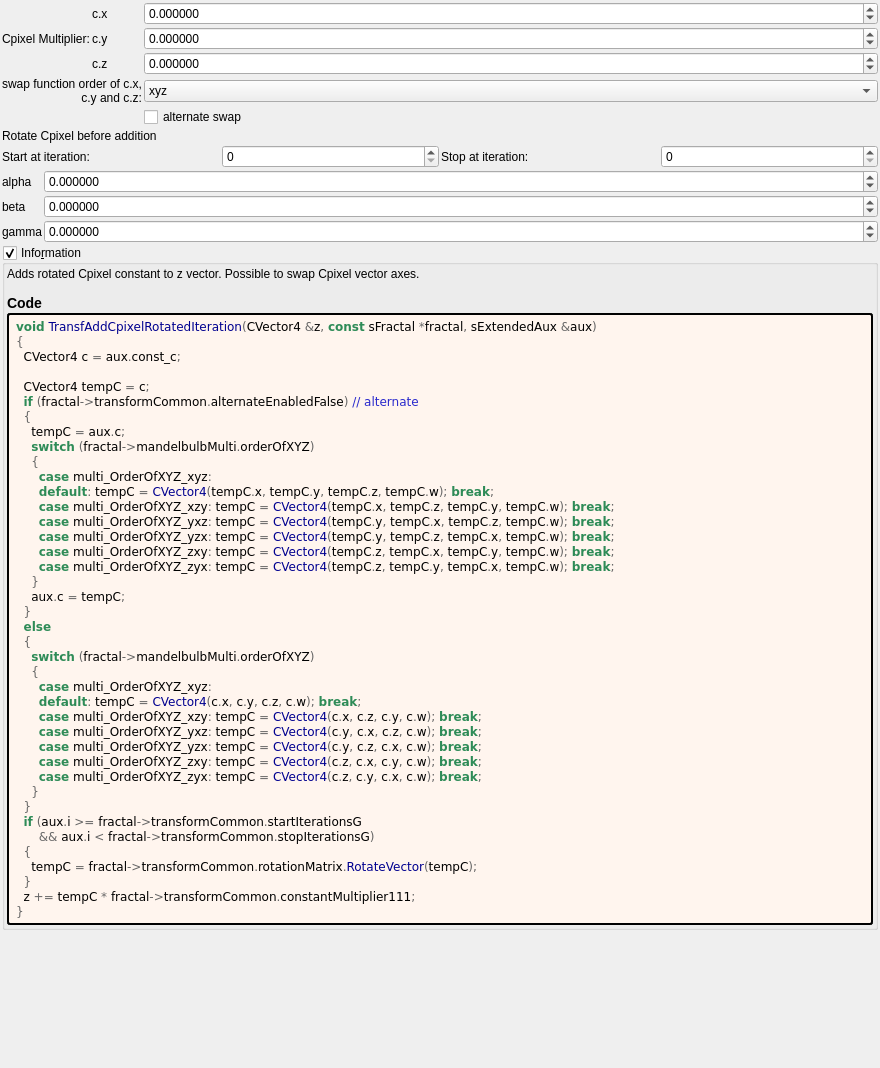
buddhi1980/mandelbulber2, file mandelbulber2/formula/ui/transf_add_cpixel_rotated.ui: the form before one commit.
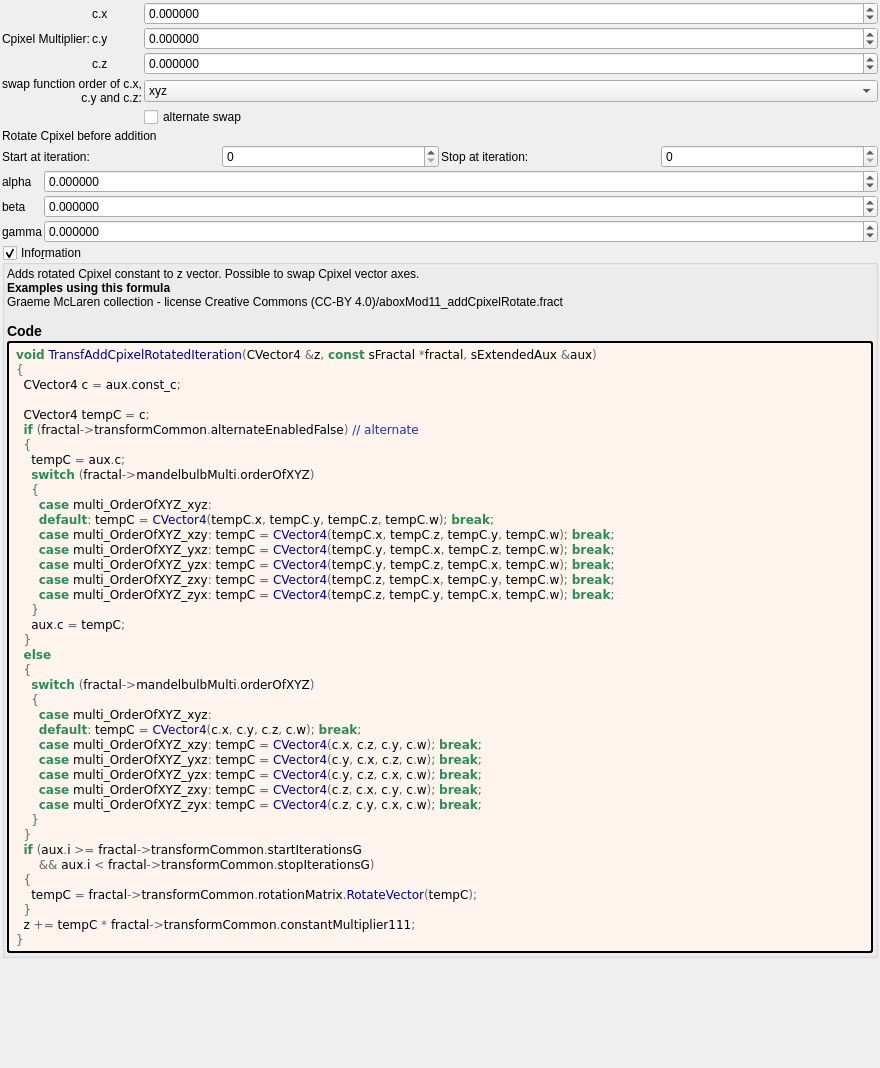
The form after the commit. Custom widgets are drawn as their Qt base class.

Commit message:
source code format - fractal_formulas.cpp and formula opencl/ui
- fixed UTF8-BOM on fractal_formulas.cpp file
- formatted fractal_formulas.cpp
- updated formula opencl and ui files

Patch:
```diff
--- a/mandelbulber2/formula/ui/transf_add_cpixel_rotated.ui
+++ b/mandelbulber2/formula/ui/transf_add_cpixel_rotated.ui
@@ -404,7 +404,7 @@
         <property name="text">
          <string notr="true">&lt;p&gt;Adds rotated Cpixel constant to z vector. Possible to swap Cpixel vector axes.&lt;/p&gt;&lt;table&gt;
 &lt;/table&gt;
-&lt;h3&gt;Code&lt;/h3&gt;</string>
+&lt;br&gt;&lt;b&gt;Examples using this formula&lt;/b&gt;&lt;br&gt;Graeme McLaren  collection - license Creative Commons  (CC-BY 4.0)/aboxMod11_addCpixelRotate.fract&lt;h3&gt;Code&lt;/h3&gt;</string>
         </property>
         <property name="wordWrap">
          <bool>true</bool>
```
The commit also changes 104 other files.
